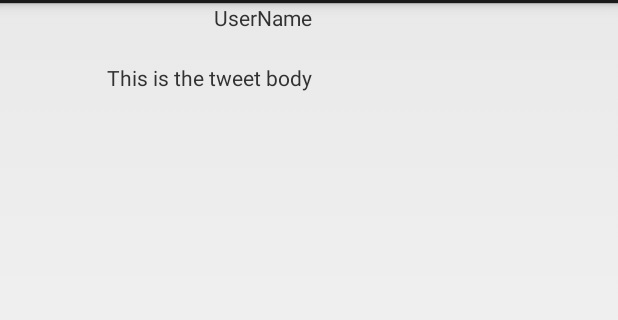
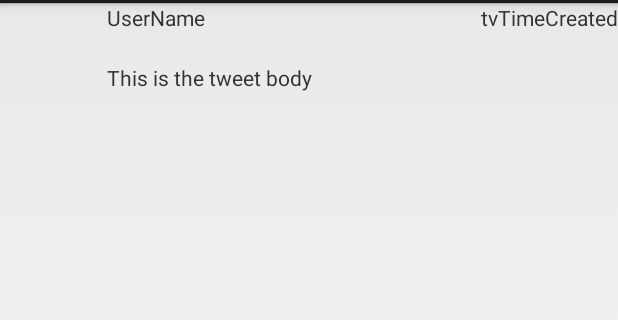
Before and after one commit to sadhanavs/SimpleTwitterClient, an Android app: the layout tweet_text.xml on its own in the app's theme, with its tools: preview values and no code run, on a phone screen of 412 x 824 dp, the part 69-389 px from its top. Run offline under Robolectric (Android 15) with nearby library versions, the phone set to English and light mode, and no system bars.

Commit message:
Added infinite scrolling with tweet timestamp

```diff
--- a/app/src/main/java/com/codepath/apps/basictwitter/TweetArrayAdapter.java
+++ b/app/src/main/java/com/codepath/apps/basictwitter/TweetArrayAdapter.java
@@ -40,6 +40,9 @@ public class TweetArrayAdapter extends ArrayAdapter<Tweet> {
         ImageLoader imageLoader = ImageLoader.getInstance();
         imageLoader.displayImage(tweet.getUser().getProfileImageUrl(),ivProfileImage);
         tvUserName.setText(tweet.getUser().getScreenName());
+        TextView tvTimeCreated = (TextView) v.findViewById(R.id.tvTimeCreated);
+        String timeCr = tweet.getCreatedAt();
+        tvTimeCreated.setText(tweet.getRelativeTimeAgo());
         tvBody.setText(tweet.getBody());
         return v;
 
--- a/app/src/main/res/layout/tweet_text.xml
+++ b/app/src/main/res/layout/tweet_text.xml
@@ -12,21 +12,33 @@
          />
 
     <TextView
-        android:layout_width="wrap_content"
+        android:layout_width="50dp"
         android:layout_height="wrap_content"
         android:id="@+id/tvUserName"
-        android:text="UserName"
+        android:text="@string/tvUserName"
         android:layout_alignParentTop="true"
         android:layout_alignRight="@+id/tvBody"
-        android:layout_alignEnd="@+id/tvBody" />
+        android:layout_alignEnd="@+id/tvBody"
+        android:layout_above="@+id/tvBody"
+        android:layout_alignLeft="@+id/tvBody"
+        android:layout_alignStart="@+id/tvBody" />
 
     <TextView
         android:layout_width="wrap_content"
         android:layout_height="wrap_content"
-        android:text="This is the tweet body"
+        android:text="@string/tvBody"
         android:id="@+id/tvBody"
         android:layout_below="@+id/ivProfileImage"
         android:layout_toRightOf="@+id/ivProfileImage"
         android:layout_marginLeft="31dp" />
 
+    <TextView
+        android:layout_width="wrap_content"
+        android:layout_height="wrap_content"
+        android:text="@string/tvTimeCreated"
+        android:id="@+id/tvTimeCreated"
+        android:layout_alignParentRight="true"
+        android:layout_alignParentEnd="true"
+        android:layout_alignParentTop="true" />
+
 </RelativeLayout>
--- a/app/src/main/res/values/strings.xml
+++ b/app/src/main/res/values/strings.xml
@@ -6,9 +6,11 @@
     <string name="action_write">Write</string>
     <string name="action_refresh">Refresh</string>
     <string name="hello_world">Hello world!</string>
-    <string name="title_activity_photos">Flickr Photos</string>
     <string name="login_label">Connect to Twitter</string>
-    <string name="title_activity_time_line">TimeLineActivity</string>
-    <string name="title_activity_tweet">TweetActivity</string>
+    <string name="title_activity_time_line">Time Line</string>
+    <string name="title_activity_tweet">Tweet</string>
+    <string name="tvUserName">UserName</string>
+    <string name="tvBody">This is the tweet body</string>
+    <string name="tvTimeCreated">tvTimeCreated</string>
 
 </resources>
```
Also changed, not shown: app/src/main/java/com/codepath/apps/basictwitter/EndlessScrollListener.java (added, +63 -0 lines), app/src/main/java/com/codepath/apps/basictwitter/TimeLineActivity.java (+40 -2 lines), app/src/main/java/com/codepath/apps/basictwitter/TwitterClient.java (+18 -1 lines), app/src/main/java/com/codepath/apps/basictwitter/models/Tweet.java (+23 -0 lines), app/src/main/res/layout/activity_tweet.xml (+5 -2 lines), 34 other files.
